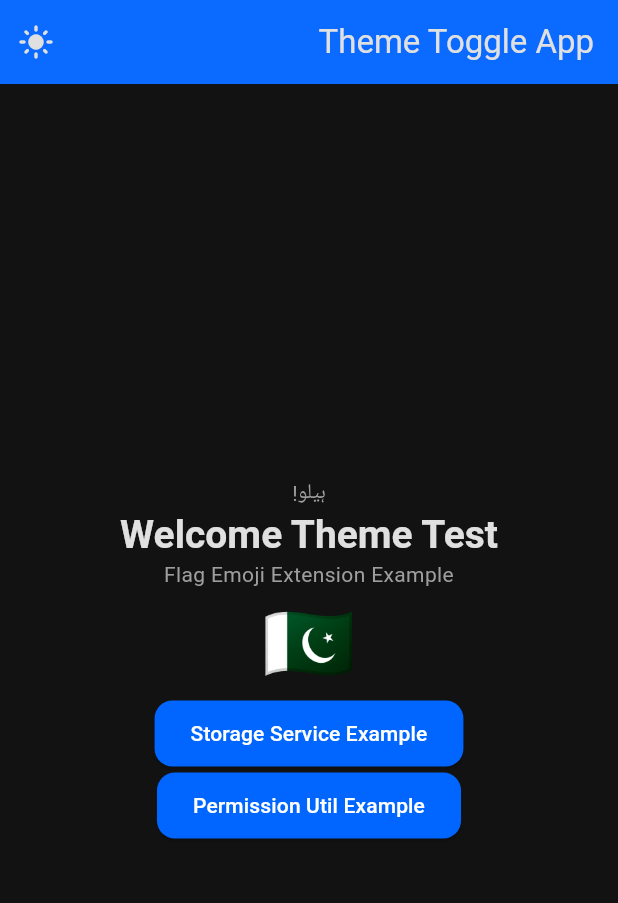
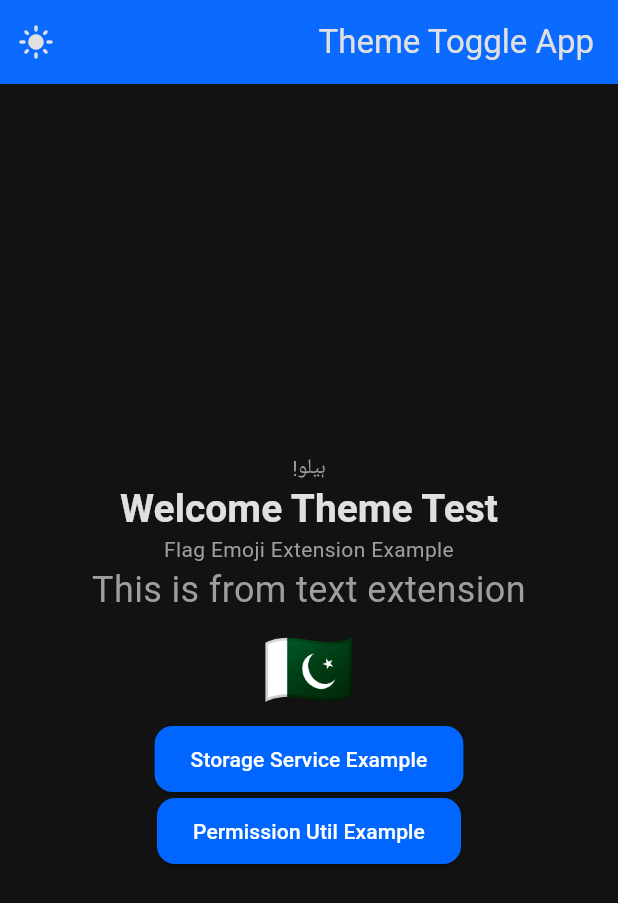
Before and after one commit to syedmubashiralii/common_classes_and_widgets, a Flutter app: the screen it shows after launch, after a tap on the "dark mode" icon, on a phone screen of 412 x 824 dp. Shown: the top 903 px of the screen. Run offline on Flutter 3.47's test engine with Material 3 defaults, Android fonts, the phone set to English and light mode, and no system bars; our stand-ins replace connectivity_plus, dio, get_storage, permission_handler; missing offline and left inert: encrypt; generated files the repository leaves out were written again.

Commit message:
added text extension

```diff
--- a/lib/main.dart
+++ b/lib/main.dart
@@ -7,6 +7,7 @@ import 'package:commons_classes_functions/src/internet_connectivity/internet_con
 import 'package:commons_classes_functions/src/life_cycle_manager.dart';
 import 'package:commons_classes_functions/src/permission_utils.dart';
 import 'package:commons_classes_functions/src/storage_service.dart';
+import 'package:commons_classes_functions/src/text_extension.dart';
 import 'package:flutter/material.dart';
 import 'package:flutter_localizations/flutter_localizations.dart';
 import 'package:permission_handler/permission_handler.dart';
@@ -102,6 +103,7 @@ class _MyHomePageState extends State<MyHomePage> {
             const Text(
               'Flag Emoji Extension Example',
             ),
+             "This is from text extension".size(24).w400(),
             Text(
               "PK".toFlag.toString(),
               style: const TextStyle(fontSize: 50),
--- /dev/null
+++ b/lib/src/text_extension.dart
@@ -0,0 +1,52 @@
+import 'package:flutter/material.dart';
+
+extension StyledTextExtension on String {
+  Text styledText({
+    double fontSize = 14,
+    FontWeight fontWeight = FontWeight.normal,
+    Color color = Colors.black,
+    TextAlign? textAlign,
+  }) {
+    return Text(
+      this,
+      textAlign: textAlign,
+      style: TextStyle(
+        fontSize: fontSize,
+        fontWeight: fontWeight,
+        color: color,
+      ),
+    );
+  }
+
+  // Helper for size e.g., "ali".size(24)
+  _TextStyleBuilder get size => _TextStyleBuilder(this);
+}
+
+class _TextStyleBuilder {
+  final String text;
+  double _fontSize = 14;
+
+  _TextStyleBuilder(this.text);
+
+  _TextStyleBuilder call(double size) {
+    _fontSize = size;
+    return this;
+  }
+
+  Text w100() => _build(FontWeight.w100);
+  Text w200() => _build(FontWeight.w200);
+  Text w300() => _build(FontWeight.w300);
+  Text w400() => _build(FontWeight.w400);
+  Text w500() => _build(FontWeight.w500);
+  Text w600() => _build(FontWeight.w600);
+  Text w700() => _build(FontWeight.w700);
+  Text w800() => _build(FontWeight.w800);
+  Text w900() => _build(FontWeight.w900);
+
+  Text _build(FontWeight weight) {
+    return Text(
+      text,
+      style: TextStyle(fontSize: _fontSize, fontWeight: weight),
+    );
+  }
+}
```
